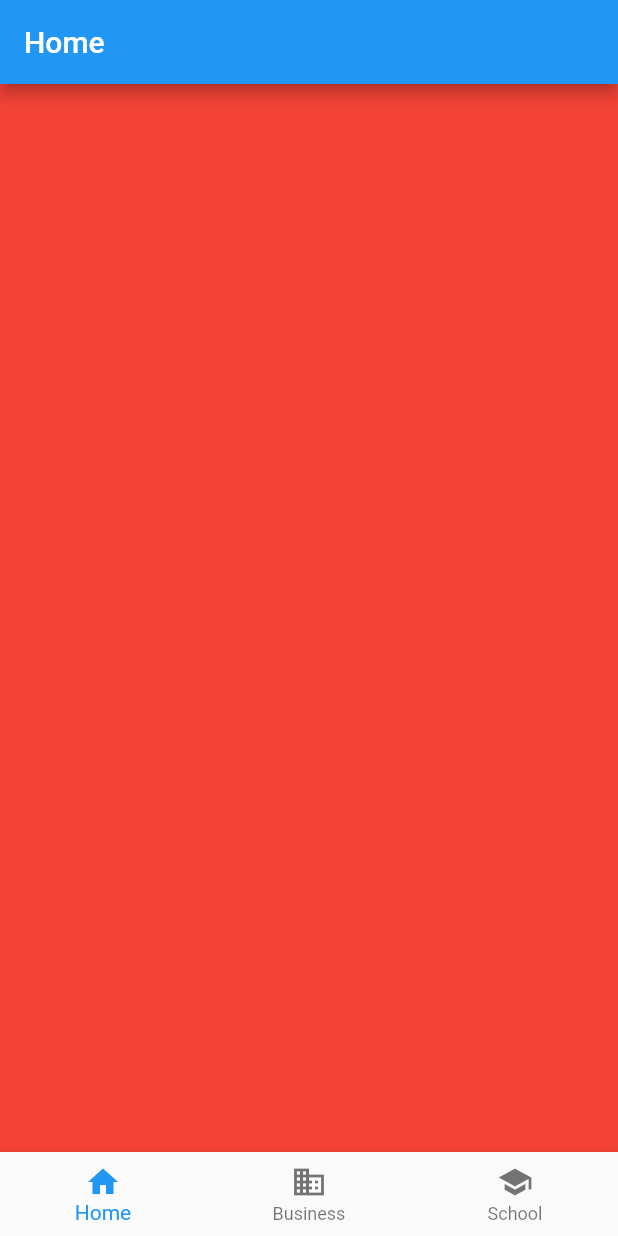
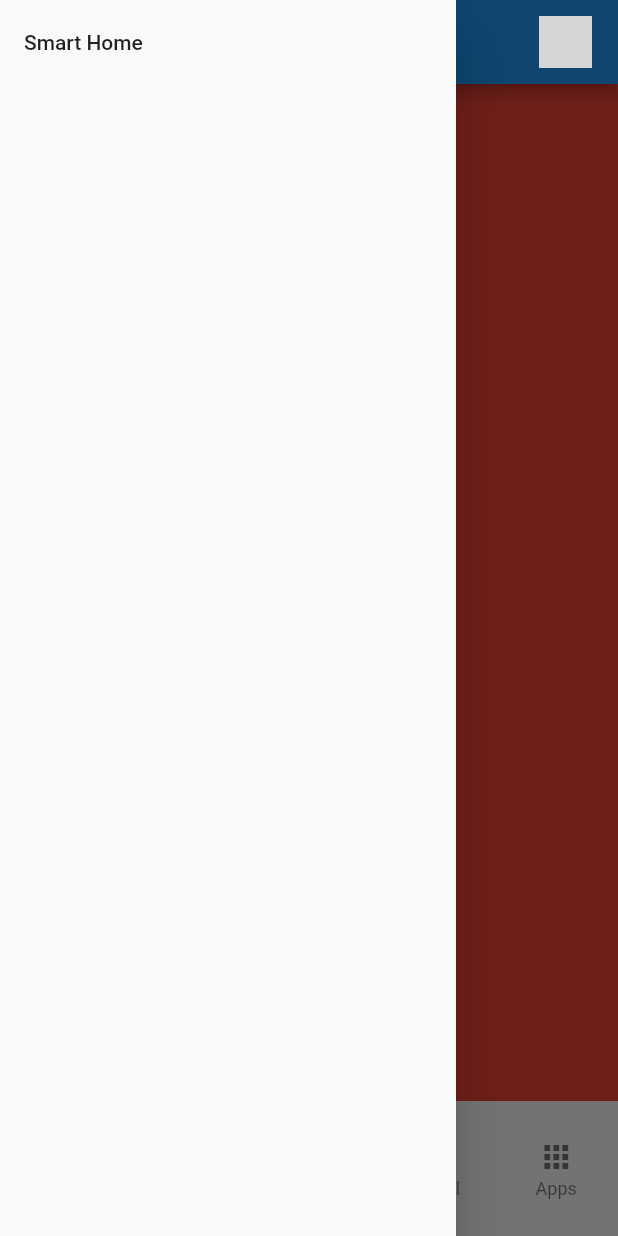
Before and after one commit to vantruong1094/ui-flutter, a Flutter app: the screen it shows after launch, with the side drawer open (before the commit the screen has no drawer), on a phone screen of 412 x 824 dp. Run offline on Flutter 3.47's test engine with Material 2 defaults, Android fonts, the phone set to English and light mode, and no system bars; network calls fail; grey boxes are pictures that could not be loaded.

Commit message:
update design smart home page

```diff
--- a/demo_ui_flutter/lib/src/home_page.dart
+++ b/demo_ui_flutter/lib/src/home_page.dart
@@ -10,6 +10,7 @@
 // bar items. The first one is selected.](https://flutter.github.io/assets-for-api-docs/assets/material/bottom_navigation_bar.png)
 
 import 'package:demo_ui_flutter/src/business_page_item.dart';
+import 'package:demo_ui_flutter/src/smart_home_page.dart';
 import 'package:flutter/material.dart';
 import 'package:demo_ui_flutter/src/home_page_item.dart';
 import 'package:demo_ui_flutter/src/school_page_item.dart';
@@ -24,7 +25,7 @@ class HomePageApp extends StatefulWidget {
 class _HomePageAppState extends State<HomePageApp> {
   int _selectedIndex = 0;
   var listPageItem = new List<Widget>();
-  var listTitleAppBar = ["Home", "Business", "School"];
+  var listTitleAppBar = ["Home", "Business", "Camera", "School", "Apps"];
 
   @override
   void initState() {
@@ -32,6 +33,8 @@ class _HomePageAppState extends State<HomePageApp> {
 
     listPageItem.add(HomePageItem());
     listPageItem.add(BusinessPageItem());
+    listPageItem.add(BusinessPageItem());
+    listPageItem.add(SchoolPageItem());
     listPageItem.add(SchoolPageItem());
   }
 
@@ -39,8 +42,14 @@ class _HomePageAppState extends State<HomePageApp> {
   Widget build(BuildContext context) {
     return Scaffold(
       appBar: AppBar(
-        title: Text('${listTitleAppBar[_selectedIndex]}'),
-      ),
+          title: Text('${listTitleAppBar[_selectedIndex]}'),
+          leading: IconButton(
+            icon: Icon(Icons.menu),
+            color: Colors.white,
+            onPressed: () {},
+          ),
+          actions: _buildActionAppBar()),
+      drawer: _buildDrawerNavigation(),
       body: Center(
         child: listPageItem[_selectedIndex],
       ),
@@ -48,7 +57,44 @@ class _HomePageAppState extends State<HomePageApp> {
     );
   }
 
+  List<Widget> _buildActionAppBar() => <Widget>[
+        Container(
+            alignment: Alignment.center,
+            width: 50,
+            child: Stack(
+              children: <Widget>[
+                Container(
+                  height: 35,
+                  width: 35,
+                  decoration: BoxDecoration(
+                      shape: BoxShape.circle,
+                      color: Colors.red,
+                      image: DecorationImage(
+                          fit: BoxFit.cover,
+                          image: NetworkImage(
+                              "http://www.usanetwork.com/sites/usanetwork/files/styles/629x720/public/suits_cast_harvey.jpg?itok=fpTOeeBb"))),
+                ),
+                Positioned(
+                  bottom: 0,
+                  right: 2,
+                  child: Container(
+                    width: 10,
+                    height: 10,
+                    decoration: BoxDecoration(
+                      shape: BoxShape.circle,
+                      color: Color(0xff00ff1d),
+                    ),
+                  ),
+                )
+              ],
+            )),
+        SizedBox(
+          width: 10,
+        )
+      ];
+
   Widget _buildBottomNavigationBar() => BottomNavigationBar(
+        type: BottomNavigationBarType.fixed,
         items: const <BottomNavigationBarItem>[
           BottomNavigationBarItem(
             icon: Icon(Icons.home),
@@ -59,15 +105,37 @@ class _HomePageAppState extends State<HomePageApp> {
             title: Text('Business'),
           ),
           BottomNavigationBarItem(
+              icon: Icon(
+                Icons.camera,
+                size: 60,
+              ),
+              title: Text('', style: TextStyle(height: 0))),
+          BottomNavigationBarItem(
             icon: Icon(Icons.school),
             title: Text('School'),
           ),
+          BottomNavigationBarItem(
+            icon: Icon(Icons.apps),
+            title: Text('Apps'),
+          )
         ],
         currentIndex: _selectedIndex,
         onTap: _onItemTapped,
       );
 
-
+  Widget _buildDrawerNavigation() => Drawer(
+        child: ListView(
+          children: <Widget>[
+            ListTile(
+              title: Text('Smart Home'),
+              onTap: () {
+                Navigator.pop(context);
+                Navigator.of(context).push(MaterialPageRoute(builder: (context) => SmartHomePage()));
+              },
+            )
+          ],
+        ),
+      );
   void _onItemTapped(int index) {
     setState(() {
       _selectedIndex = index;
```
Also changed, not shown: demo_ui_flutter/lib/src/smart_home_page.dart (added, +59 -0 lines), demo_ui_flutter/lib/src/home_page_item.dart (line endings or trailing spaces).
